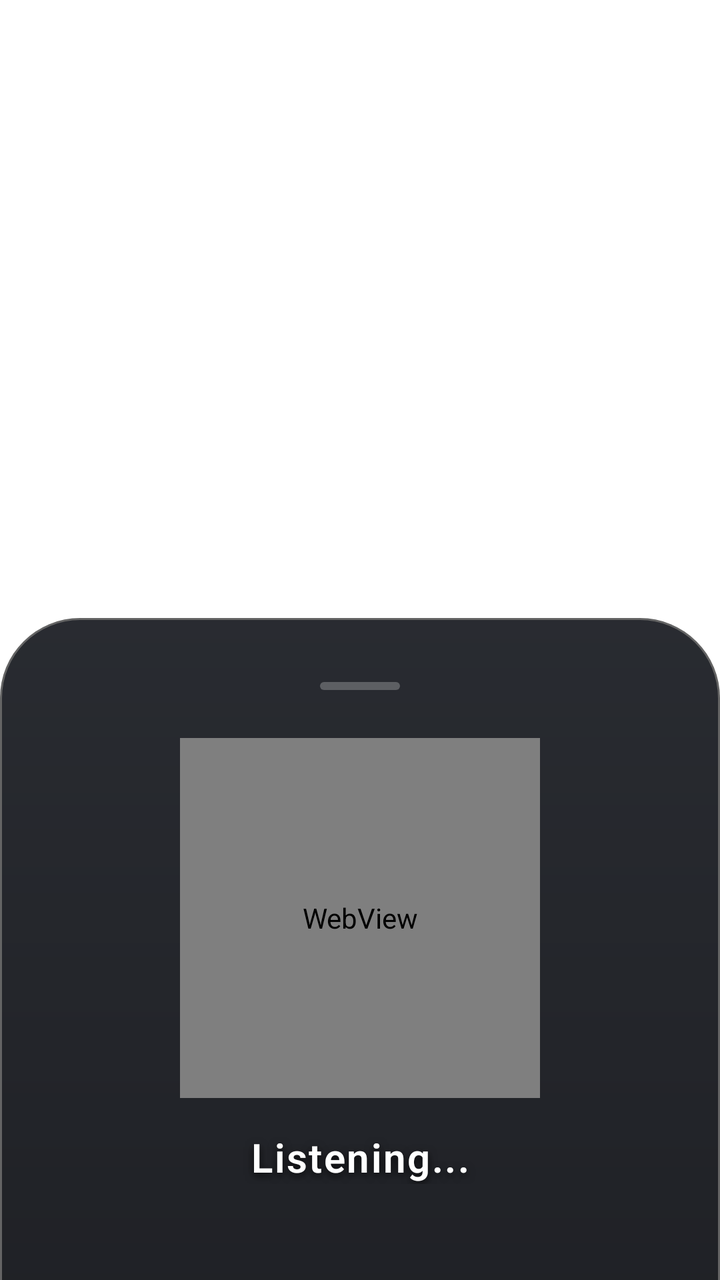
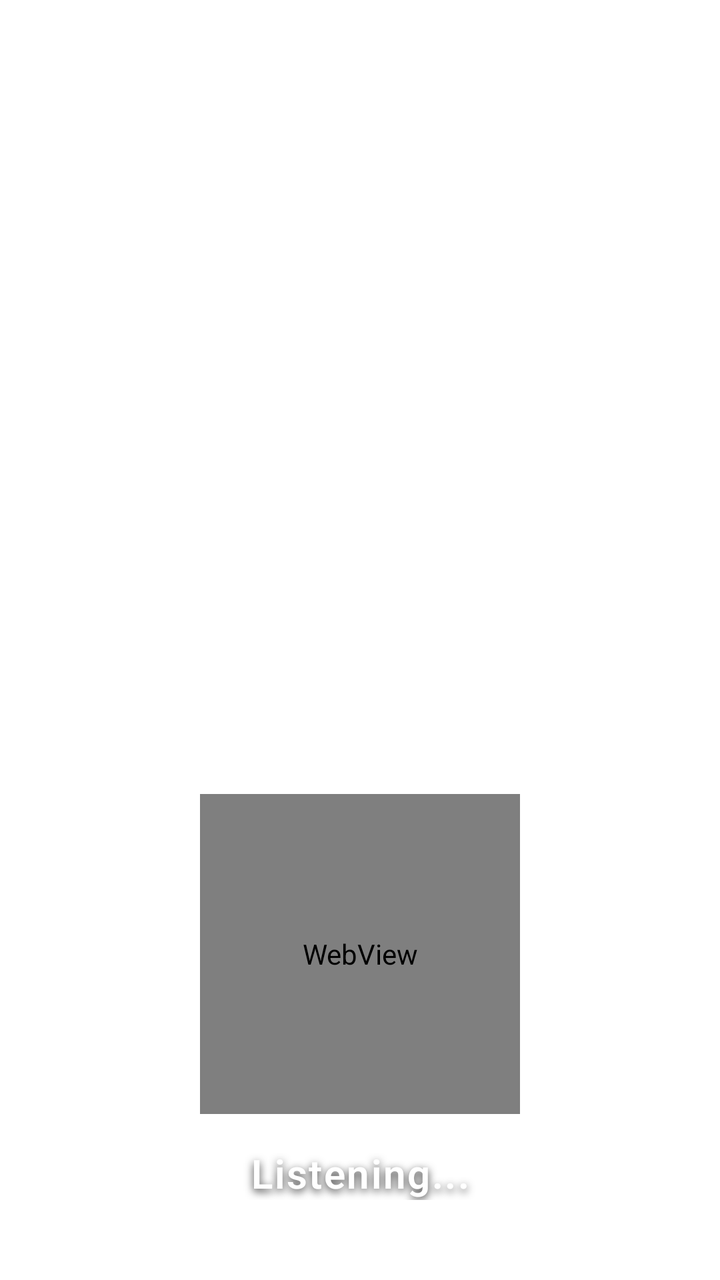

Screens rendered from an Android XML layout before and after an edit, with the pre-edit source and the edit as a unified diff.
<!-- AndroidManifest.xml: activity theme Theme.TransparentAssistant -->
<!-- res/layout/activity_assistant.xml -->
<?xml version="1.0" encoding="utf-8"?>
<RelativeLayout xmlns:android="http://schemas.android.com/apk/res/android"
    android:id="@+id/assistantRootLayout"
    android:layout_width="match_parent"
    android:layout_height="match_parent"
    android:background="@android:color/transparent">

    
    <LinearLayout
        android:id="@+id/dynamicPillContainer"
        android:layout_width="wrap_content"
        android:layout_height="wrap_content"
        android:layout_alignParentTop="true"
        android:layout_centerHorizontal="true"
        android:layout_marginTop="36dp"
        android:orientation="horizontal"
        android:gravity="center_vertical"
        android:background="@drawable/bg_dynamic_pill"
        android:paddingStart="18dp"
        android:paddingEnd="22dp"
        android:paddingTop="10dp"
        android:paddingBottom="10dp"
        android:elevation="32dp"
        android:visibility="gone">

        <ImageView
            android:id="@+id/pillIcon"
            android:layout_width="20dp"
            android:layout_height="20dp"
            android:layout_marginEnd="10dp"
            android:tint="#00E5FF"
            android:contentDescription="Action Icon"
            android:src="@android:drawable/ic_lock_silent_mode_off" />

        <TextView
            android:id="@+id/pillText"
            android:layout_width="wrap_content"
            android:layout_height="wrap_content"
            android:textColor="#FFFFFF"
            android:textSize="14sp"
            android:fontFamily="sans-serif-medium"
            android:letterSpacing="0.02"
            android:shadowColor="#99000000"
            android:shadowDx="0"
            android:shadowDy="2"
            android:shadowRadius="4"
            android:text="Action Executed" />
    </LinearLayout>

    
    <LinearLayout
        android:id="@+id/bottomSheetContainer"
        android:layout_width="match_parent"
        android:layout_height="wrap_content"
        android:layout_alignParentBottom="true"
        android:background="@drawable/bg_bottom_sheet_premium"
        android:gravity="center_horizontal"
        android:orientation="vertical"
        android:paddingStart="28dp"
        android:paddingTop="32dp"
        android:paddingEnd="28dp"
        android:paddingBottom="48dp"
        android:elevation="24dp">

        
        <View
            android:layout_width="40dp"
            android:layout_height="4dp"
            android:layout_gravity="center_horizontal"
            android:layout_marginBottom="24dp"
            android:background="@drawable/drag_handle_indicator" />

        
        <FrameLayout
            android:id="@+id/orbContainer"
            android:layout_width="180dp"
            android:layout_height="180dp"
            android:layout_gravity="center_horizontal">

            
            <WebView
                android:id="@+id/orbWebView"
                android:layout_width="180dp"
                android:layout_height="180dp"
                android:layout_gravity="center"
                android:background="@android:color/transparent"
                android:layerType="hardware" />
        </FrameLayout>

        
        <ScrollView
            android:id="@+id/statusScrollView"
            android:layout_width="match_parent"
            android:layout_height="wrap_content"
            android:layout_marginTop="16dp"
            android:scrollbars="vertical"
            android:fadeScrollbars="true"
            android:overScrollMode="ifContentScrolls">

            
            <TextView
                android:id="@+id/statusTextView"
                android:layout_width="match_parent"
                android:layout_height="wrap_content"
                android:layout_gravity="center_horizontal"
                android:fontFamily="sans-serif-light"
                android:gravity="center"
                android:letterSpacing="0.04"
                android:shadowColor="#CC000000"
                android:shadowDx="0"
                android:shadowDy="4"
                android:shadowRadius="10"
                android:text="Listening..."
                android:textColor="#FFFFFF"
                android:textSize="20sp"
                android:textStyle="bold" />
        </ScrollView>

        
        <TextView
            android:id="@+id/subtitleTextView"
            android:layout_width="wrap_content"
            android:layout_height="wrap_content"
            android:layout_gravity="center_horizontal"
            android:layout_marginTop="8dp"
            android:fontFamily="sans-serif"
            android:gravity="center"
            android:letterSpacing="0.02"
            android:shadowColor="#66000000"
            android:shadowDx="0"
            android:shadowDy="2"
            android:shadowRadius="4"
            android:text=""
            android:textColor="#B300E5FF"
            android:textSize="14sp"
            android:visibility="gone" />

    </LinearLayout>

</RelativeLayout>
<!-- resources referenced by this layout -->
<resources>
  <!-- drawable bg_bottom_sheet_premium (drawable) -->
  <?xml version="1.0" encoding="utf-8"?>
  <layer-list xmlns:android="http://schemas.android.com/apk/res/android">
  
      
      <item>
          <shape android:shape="rectangle">
              <corners
                  android:topLeftRadius="40dp"
                  android:topRightRadius="40dp" />
              <stroke
                  android:width="1.5dp"
                  android:color="#66FFFFFF" />
              <solid android:color="#00000000" />
          </shape>
      </item>
  
      
      <item>
          <shape android:shape="rectangle">
              <corners
                  android:topLeftRadius="40dp"
                  android:topRightRadius="40dp" />
              <solid android:color="#A6121212" />
          </shape>
      </item>
  
      
      <item
          android:top="1dp"
          android:left="1dp"
          android:right="1dp">
          <shape android:shape="rectangle">
              <corners
                  android:topLeftRadius="39dp"
                  android:topRightRadius="39dp" />
              <gradient
                  android:type="linear"
                  android:startColor="#CC1A1D24"
                  android:endColor="#CC0F1117"
                  android:angle="270" />
          </shape>
      </item>
  
  </layer-list>
  <!-- drawable bg_dynamic_pill (drawable) -->
  <?xml version="1.0" encoding="utf-8"?>
  <layer-list xmlns:android="http://schemas.android.com/apk/res/android">
      
      <item>
          <shape android:shape="rectangle">
              <corners android:radius="26dp" />
              <stroke
                  android:width="1.2dp"
                  android:color="#55FFFFFF" />
              <solid android:color="#00000000" />
          </shape>
      </item>
  
      
      <item
          android:top="1dp"
          android:bottom="1dp"
          android:left="1dp"
          android:right="1dp">
          <shape android:shape="rectangle">
              <corners android:radius="25dp" />
              <gradient
                  android:type="linear"
                  android:startColor="#E6181B22"
                  android:endColor="#E60D0F14"
                  android:angle="270" />
          </shape>
      </item>
  </layer-list>
  <!-- drawable drag_handle_indicator (drawable) -->
  <?xml version="1.0" encoding="utf-8"?>
  <shape xmlns:android="http://schemas.android.com/apk/res/android"
      android:shape="rectangle">
      <solid android:color="#40FFFFFF" />
      <corners android:radius="4dp" />
  </shape>
  <style name="Theme.TransparentAssistant" parent="Theme.AppCompat.NoActionBar">
          <item name="android:windowBackground">@android:color/transparent</item>
          <item name="android:colorBackground">@android:color/transparent</item>
          <item name="android:colorBackgroundCacheHint">@null</item>
          <item name="android:windowIsTranslucent">true</item>
          <item name="android:windowContentOverlay">@null</item>
          <item name="android:windowNoTitle">true</item>
          <item name="android:backgroundDimEnabled">true</item>
          <item name="android:backgroundDimAmount">0.40</item>
          <item name="android:windowDrawsSystemBarBackgrounds">true</item>
          <item name="android:statusBarColor">@android:color/transparent</item>
          <item name="android:navigationBarColor">@android:color/transparent</item>
          <item name="android:windowAnimationStyle">@android:style/Animation</item>
      </style>
</resources>

<!-- the commit's change to res/layout/activity_assistant.xml (unified diff, before → after) -->
@@ -53,35 +53,27 @@
         android:layout_width="match_parent"
         android:layout_height="wrap_content"
         android:layout_alignParentBottom="true"
-        android:background="@drawable/bg_bottom_sheet_premium"
+        android:background="@android:color/transparent"
         android:gravity="center_horizontal"
         android:orientation="vertical"
-        android:paddingStart="28dp"
-        android:paddingTop="32dp"
-        android:paddingEnd="28dp"
-        android:paddingBottom="48dp"
-        android:elevation="24dp">
-
-        
-        <View
-            android:layout_width="40dp"
-            android:layout_height="4dp"
-            android:layout_gravity="center_horizontal"
-            android:layout_marginBottom="24dp"
-            android:background="@drawable/drag_handle_indicator" />
+        android:paddingStart="24dp"
+        android:paddingTop="12dp"
+        android:paddingEnd="24dp"
+        android:paddingBottom="40dp"
+        android:elevation="0dp">
 
         
         <FrameLayout
             android:id="@+id/orbContainer"
-            android:layout_width="180dp"
-            android:layout_height="180dp"
+            android:layout_width="160dp"
+            android:layout_height="160dp"
             android:layout_gravity="center_horizontal">
 
             
             <WebView
                 android:id="@+id/orbWebView"
-                android:layout_width="180dp"
-                android:layout_height="180dp"
+                android:layout_width="160dp"
+                android:layout_height="160dp"
                 android:layout_gravity="center"
                 android:background="@android:color/transparent"
                 android:layerType="hardware" />
<!-- resource entries referenced after the edit -->
@@ -1,50 +1,5 @@
 <!-- resources referenced by this layout -->
 <resources>
-  <!-- drawable bg_bottom_sheet_premium (drawable) -->
-  <?xml version="1.0" encoding="utf-8"?>
-  <layer-list xmlns:android="http://schemas.android.com/apk/res/android">
-  
-      
-      <item>
-          <shape android:shape="rectangle">
-              <corners
-                  android:topLeftRadius="40dp"
-                  android:topRightRadius="40dp" />
-              <stroke
-                  android:width="1.5dp"
-                  android:color="#66FFFFFF" />
-              <solid android:color="#00000000" />
-          </shape>
-      </item>
-  
-      
-      <item>
-          <shape android:shape="rectangle">
-              <corners
-                  android:topLeftRadius="40dp"
-                  android:topRightRadius="40dp" />
-              <solid android:color="#A6121212" />
-          </shape>
-      </item>
-  
-      
-      <item
-          android:top="1dp"
-          android:left="1dp"
-          android:right="1dp">
-          <shape android:shape="rectangle">
-              <corners
-                  android:topLeftRadius="39dp"
-                  android:topRightRadius="39dp" />
-              <gradient
-                  android:type="linear"
-                  android:startColor="#CC1A1D24"
-                  android:endColor="#CC0F1117"
-                  android:angle="270" />
-          </shape>
-      </item>
-  
-  </layer-list>
   <!-- drawable bg_dynamic_pill (drawable) -->
   <?xml version="1.0" encoding="utf-8"?>
   <layer-list xmlns:android="http://schemas.android.com/apk/res/android">
@@ -75,13 +30,6 @@
           </shape>
       </item>
   </layer-list>
-  <!-- drawable drag_handle_indicator (drawable) -->
-  <?xml version="1.0" encoding="utf-8"?>
-  <shape xmlns:android="http://schemas.android.com/apk/res/android"
-      android:shape="rectangle">
-      <solid android:color="#40FFFFFF" />
-      <corners android:radius="4dp" />
-  </shape>
   <style name="Theme.TransparentAssistant" parent="Theme.AppCompat.NoActionBar">
           <item name="android:windowBackground">@android:color/transparent</item>
           <item name="android:colorBackground">@android:color/transparent</item>
@@ -89,8 +37,9 @@
           <item name="android:windowIsTranslucent">true</item>
           <item name="android:windowContentOverlay">@null</item>
           <item name="android:windowNoTitle">true</item>
-          <item name="android:backgroundDimEnabled">true</item>
-          <item name="android:backgroundDimAmount">0.40</item>
+          <item name="android:backgroundDimEnabled">false</item>
+          <item name="android:backgroundDimAmount">0.0</item>
+          <item name="android:windowDimAmount">0.0</item>
           <item name="android:windowDrawsSystemBarBackgrounds">true</item>
           <item name="android:statusBarColor">@android:color/transparent</item>
           <item name="android:navigationBarColor">@android:color/transparent</item>
